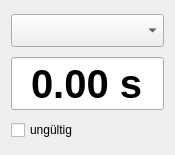
Before: the Qt Designer form data.ui in rhaschke/SMD, drawn with Qt 5.
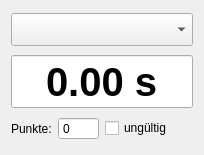
After: the same form once the commit is applied.

Commit message: Punkte in DataWidget

```diff
--- a/data.ui
+++ b/data.ui
@@ -6,7 +6,7 @@
    <rect>
     <x>0</x>
     <y>0</y>
-    <width>170</width>
+    <width>204</width>
     <height>155</height>
    </rect>
   </property>
@@ -47,6 +47,32 @@
     </widget>
    </item>
    <item>
+    <layout class="QHBoxLayout" name="horizontalLayout">
+     <item>
+      <layout class="QFormLayout" name="formLayout">
+       <property name="formAlignment">
+        <set>Qt::AlignLeading|Qt::AlignLeft|Qt::AlignVCenter</set>
+       </property>
+       <item row="0" column="0">
+        <widget class="QLabel" name="label_points">
+         <property name="text">
+          <string>Punkte:</string>
+         </property>
+        </widget>
+       </item>
+       <item row="0" column="1">
+        <widget class="QSpinBox" name="points">
+         <property name="readOnly">
+          <bool>true</bool>
+         </property>
+         <property name="buttonSymbols">
+          <enum>QAbstractSpinBox::NoButtons</enum>
+         </property>
+        </widget>
+       </item>
+      </layout>
+     </item>
+     <item>
     <widget class="QCheckBox" name="invalid">
      <property name="layoutDirection">
       <enum>Qt::LeftToRight</enum>
@@ -55,6 +81,8 @@
       <string>ungültig</string>
      </property>
     </widget>
+     </item>
+    </layout>
    </item>
   </layout>
  </widget>
```
Lines whose indentation alone changed are shown as unchanged. The commit also changes 2 other files.
